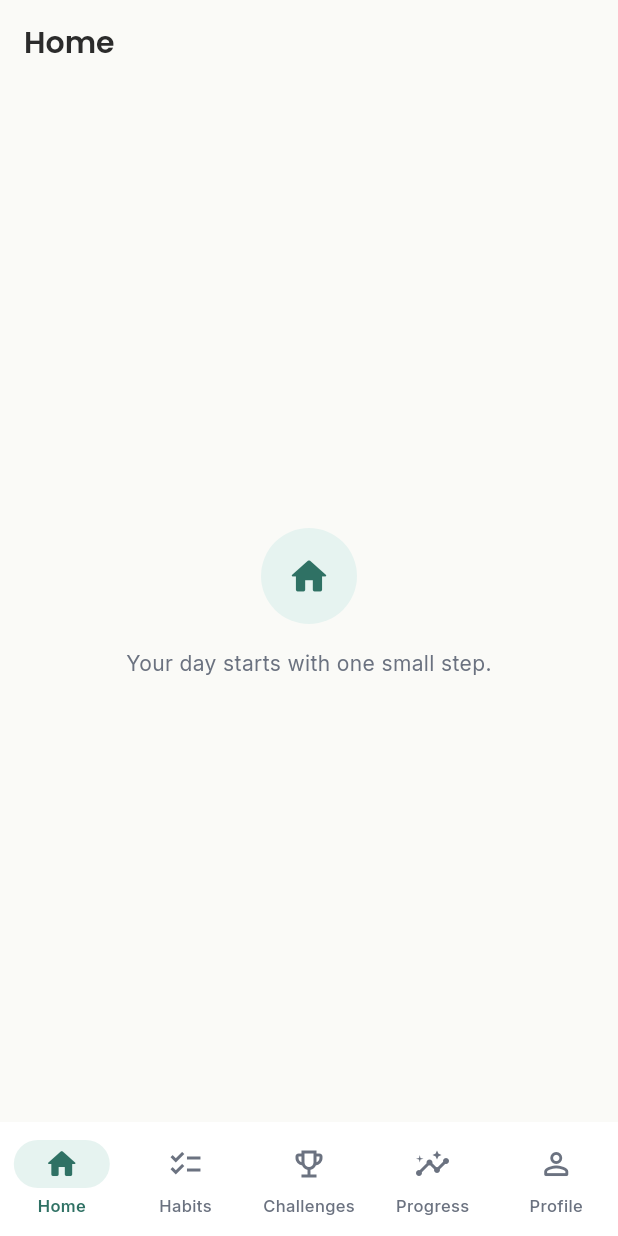
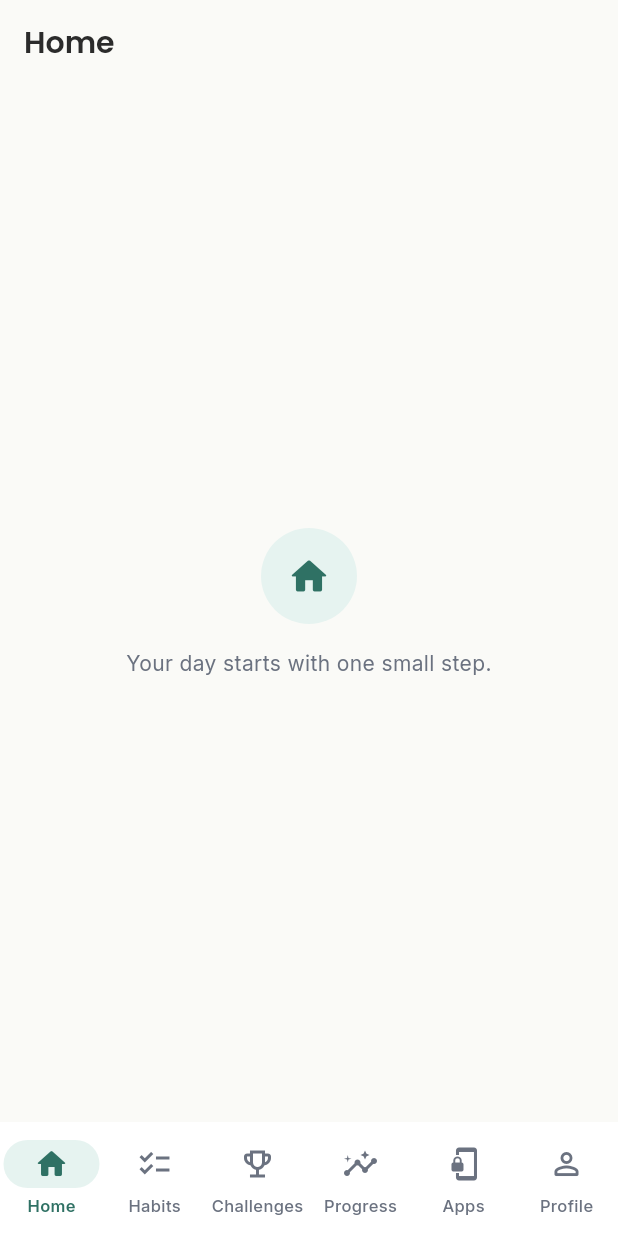
Before and after one commit to hassanmehmood2511/digital-wellbeing-app, a Flutter app: the screen it shows after launch, on a phone screen of 412 x 824 dp. Run offline on Flutter 3.47's test engine with Material 3 defaults, Android fonts, the phone set to English and light mode, and no system bars; our stand-ins replace google_fonts.

Commit message:
added a button Apps in bottom bar

```diff
--- a/lib/core/routing/app_navigation_shell.dart
+++ b/lib/core/routing/app_navigation_shell.dart
@@ -42,6 +42,11 @@ class _AppNavigationShellState extends State<AppNavigationShell> {
             title: 'Progress',
             message: 'Your progress will be shown here.',
             icon: Icons.insights_rounded,
+          ),
+          const _DestinationPlaceholder(
+            title: 'Apps',
+            message: 'Apps you choose to manage with Behtar will appear here.',
+            icon: Icons.phonelink_lock_rounded,
           ),
           ProfileScreen(controller: widget.settingsController),
         ],
--- a/lib/core/widgets/behtar_bottom_navigation_bar.dart
+++ b/lib/core/widgets/behtar_bottom_navigation_bar.dart
@@ -47,6 +47,11 @@ class BehtarBottomNavigationBar extends StatelessWidget {
               label: 'Progress',
             ),
             NavigationDestination(
+              icon: Icon(Icons.phonelink_lock_outlined),
+              selectedIcon: Icon(Icons.phonelink_lock_rounded),
+              label: 'Apps',
+            ),
+            NavigationDestination(
               icon: Icon(Icons.person_outline_rounded),
               selectedIcon: Icon(Icons.person_rounded),
               label: 'Profile',
```
Also changed, not shown: 1 other file.
